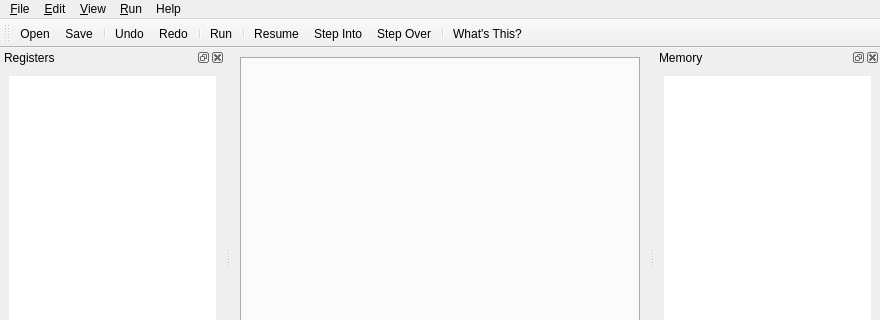
Before: the Qt Designer form qtarmsim/ui/mainwindow.ui in barrachi/qtarmsim, drawn with Qt 5; both pictures show x 0 to 880 and y 0 to 320 of the 880 by 716 pixel window.
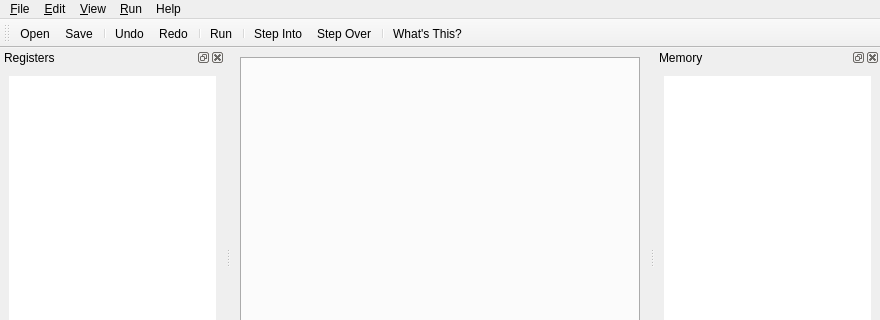
After: the same form once the commit is applied. Icons and pictures are not drawn. Custom widgets are drawn as their Qt base class.

Diff of the .ui file:
```diff
--- a/qtarmsim/ui/mainwindow.ui
+++ b/qtarmsim/ui/mainwindow.ui
@@ -194,7 +194,6 @@
    <addaction name="separator"/>
    <addaction name="actionRun"/>
    <addaction name="separator"/>
-   <addaction name="actionResume"/>
    <addaction name="actionStepInto"/>
    <addaction name="actionStepOver"/>
    <addaction name="separator"/>
```
Left out of the diff: 1 changed line with no effect on the pictures.
